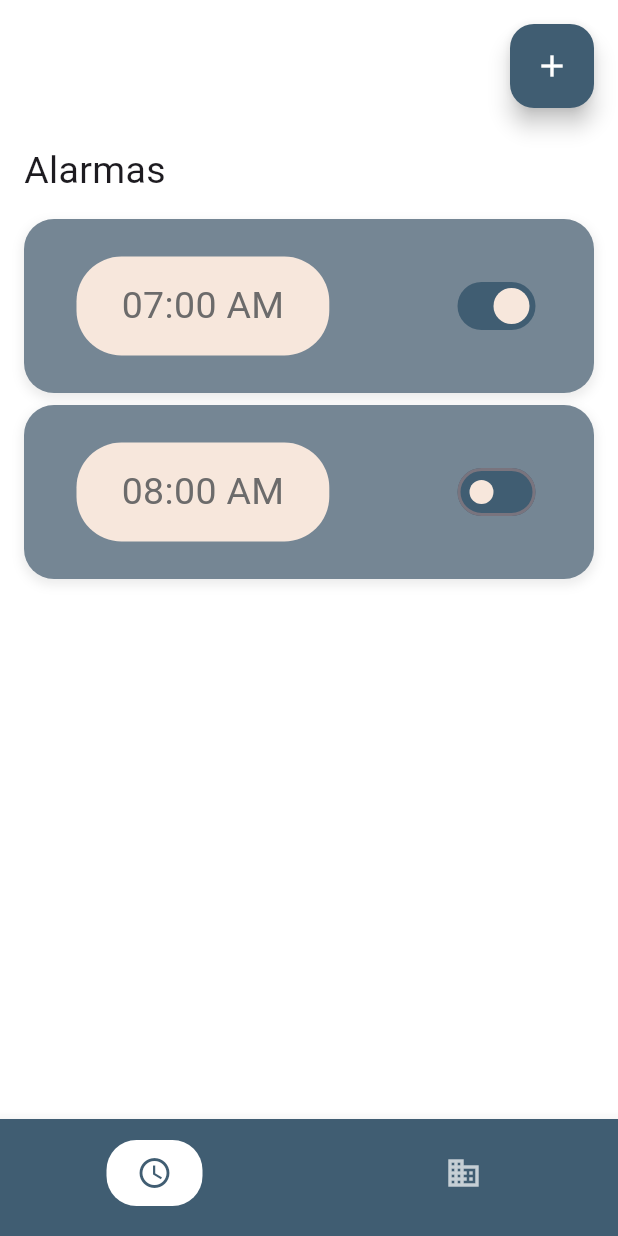
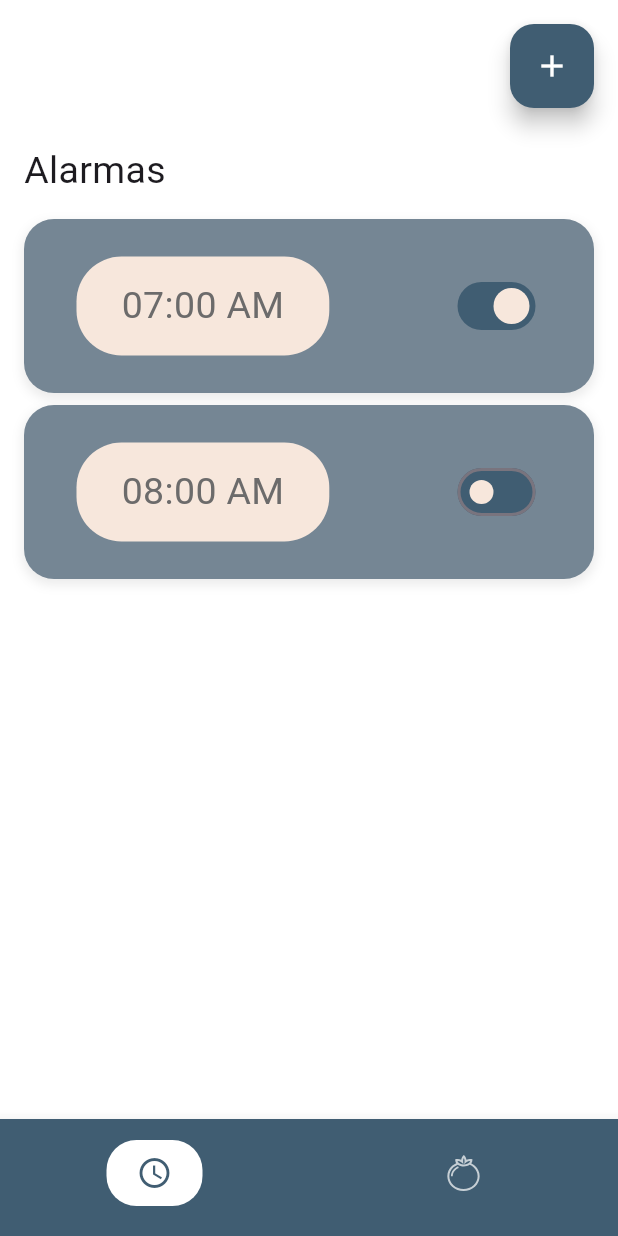
Before and after one commit to DiegoFerBe/Ux, a Flutter app: the screen it shows after launch, on a phone screen of 412 x 824 dp. Run offline on Flutter 3.47's test engine with Material 3 defaults, Android fonts, the light colour scheme and no system bars; our stand-ins replace flutter_svg, google_fonts; Roboto replaces fonts that are missing (Fenix).

Commit message:
Feat: icono de tomate

```diff
--- a/pomochan_mobile/lib/widgets/navigationBar.dart
+++ b/pomochan_mobile/lib/widgets/navigationBar.dart
@@ -1,4 +1,5 @@
 import 'package:flutter/material.dart';
+import 'package:flutter_svg/flutter_svg.dart'; // Asegúrate de importar flutter_svg
 
 // Define a callback type to handle navigation bar taps
 typedef OnTabSelected = void Function(int index);
@@ -18,35 +19,56 @@ class CustomNavigationBar extends StatelessWidget {
           label: 'Alarm',
         ),
         BottomNavigationBarItem(
-          icon: _buildIcon(Icons.business, 1),
+          icon: _buildSvgIcon('assets/icons/tomato.svg', 1), // Usar la función para el SVG
           label: 'Pomodoro',
         ),
       ],
       currentIndex: selectedIndex,
-      selectedItemColor: Colors.white, // Selected icon's background color
-      unselectedItemColor: Colors.white70, // Unselected icon's color
+      selectedItemColor: Colors.white, // Color de fondo del ícono seleccionado
+      unselectedItemColor: Colors.white70, // Color del ícono no seleccionado
       backgroundColor: Color(0xFF405D72),
-      showSelectedLabels: false, // Hide labels for selected items
-      showUnselectedLabels: false, // Hide labels for unselected items
+      showSelectedLabels: false, // Ocultar etiquetas para elementos seleccionados
+      showUnselectedLabels: false, // Ocultar etiquetas para elementos no seleccionados
       onTap: onTabSelected,
     );
   }
 
-  // Function to build icon with a custom background for selected icons
+  // Función para construir ícono con fondo personalizado para íconos seleccionados
   Widget _buildIcon(IconData iconData, int index) {
     bool isSelected = selectedIndex == index;
 
     return Container(
-      padding: EdgeInsets.symmetric(horizontal: 20.0, vertical: 10.0), // Padding for icon
+      padding: EdgeInsets.symmetric(horizontal: 20.0, vertical: 10.0), // Padding para el ícono
       decoration: isSelected
           ? BoxDecoration(
-              color: Colors.white, // Background color for selected icon
+              color: Colors.white, // Color de fondo para el ícono seleccionado
               borderRadius: BorderRadius.circular(20.0),
             )
           : null,
       child: Icon(
         iconData,
-        color: isSelected ? Color(0xFF405D72) : Colors.white70, // Icon color
+        color: isSelected ? Color(0xFF405D72) : Colors.white70, // Color del ícono
+      ),
+    );
+  }
+
+  // Nueva función para construir íconos SVG con un fondo personalizado
+  Widget _buildSvgIcon(String assetPath, int index) {
+    bool isSelected = selectedIndex == index;
+
+    return Container(
+      padding: EdgeInsets.symmetric(horizontal: 20.0, vertical: 10.0), // Padding para el ícono
+      decoration: isSelected
+          ? BoxDecoration(
+              color: Colors.white, // Color de fondo para el ícono seleccionado
+              borderRadius: BorderRadius.circular(20.0),
+            )
+          : null,
+      child: SvgPicture.asset(
+        assetPath,
+        width: 24, // Ajusta el tamaño del SVG
+        height: 24,
+        color: isSelected ? Color(0xFF405D72) : Colors.white70, // Color del ícono SVG
       ),
     );
   }
--- a/pomochan_mobile/pubspec.yaml
+++ b/pomochan_mobile/pubspec.yaml
@@ -6,10 +6,12 @@ version: 0.1.0
 environment:
   sdk: ^3.5.3
 
+
 dependencies:
   flutter:
     sdk: flutter
   google_fonts: ^6.2.1
+  flutter_svg: ^1.1.0
 
 dev_dependencies:
   flutter_test:
@@ -18,3 +20,5 @@ dev_dependencies:
 
 flutter:
   uses-material-design: true
+  assets:
+    - assets/icons/tomato.svg  # Aquí se incluye el archivo SVG
```
Also changed, not shown: pomochan_mobile/assets/icons/tomato.svg (added), pomochan_mobile/pubspec.lock.
